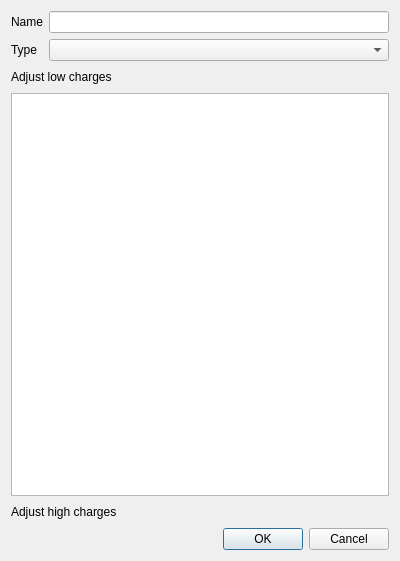
The window that src/ui/editconstituentdialog.ui (echmet/PeakMasterNG) describes before a commit, drawn with Qt 5.
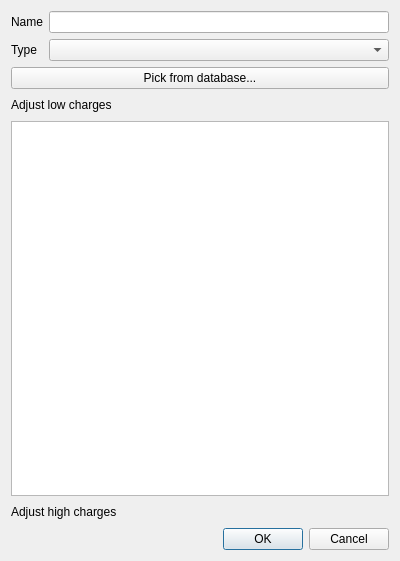
The same window after the commit.

Commit message: Begin imlpementing constituent database

Diff of the .ui file:
```diff
--- a/src/ui/editconstituentdialog.ui
+++ b/src/ui/editconstituentdialog.ui
@@ -52,6 +52,13 @@
      </item>
     </layout>
    </item>
+   <item>
+    <widget class="QPushButton" name="qpb_pickFromDB">
+     <property name="text">
+      <string>Pick from database...</string>
+     </property>
+    </widget>
+   </item>
    <item>
     <layout class="QHBoxLayout" name="qlay_lowChargeButtons">
      <item>
```
The commit also changes 16 other files.
